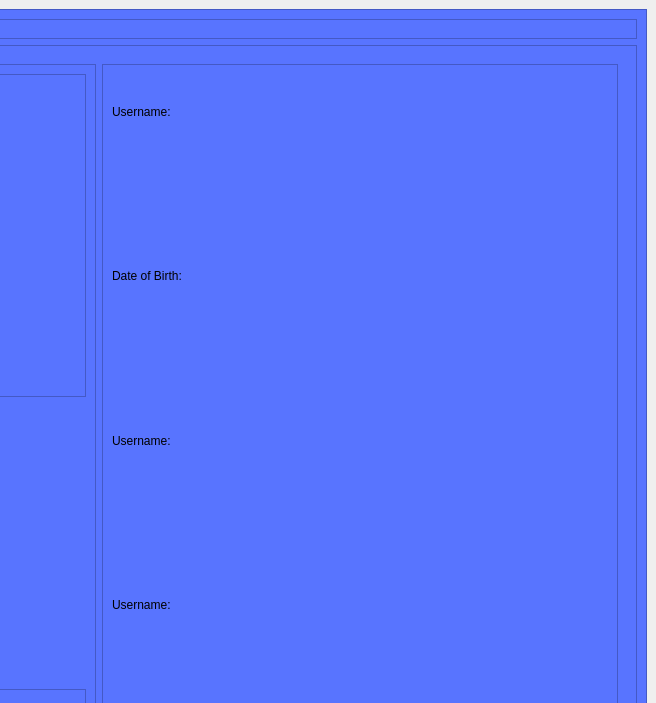
Before: the Qt Designer form ui/l_homepage.ui in neel-mistry/PoCoH-MiniProj, drawn with Qt 5; both pictures show x 459 to 1115 and y 0 to 703 of the 1115 by 849 pixel window.
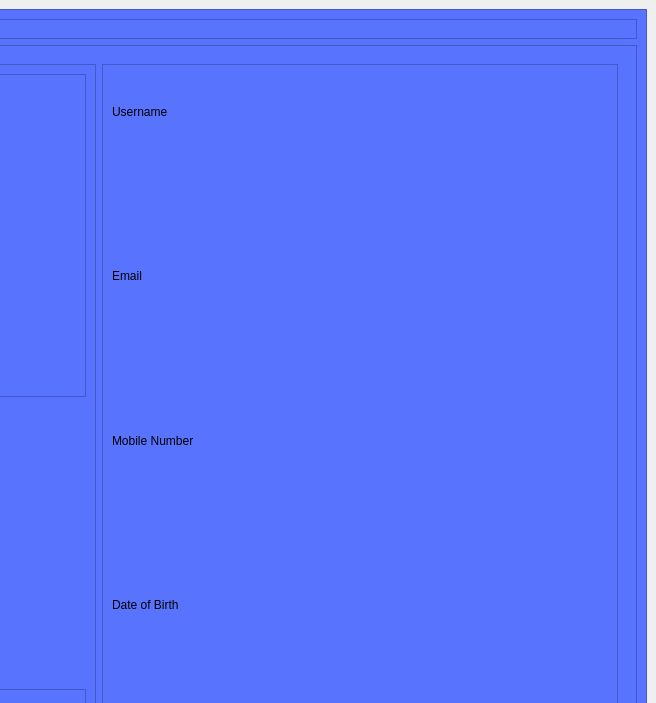
After: the same form once the commit is applied. The open tabs and pages were chosen to show the change. Icons and pictures are not drawn.

```diff
--- a/ui/l_homepage.ui
+++ b/ui/l_homepage.ui
@@ -352,7 +352,7 @@
                     <string notr="true">font: 600 12pt &quot;Poppins&quot;;</string>
                    </property>
                    <property name="text">
-                    <string>Username:</string>
+                    <string>Username</string>
                    </property>
                   </widget>
                  </item>
@@ -372,7 +372,7 @@
                     <string notr="true">font: 600 12pt &quot;Poppins&quot;;</string>
                    </property>
                    <property name="text">
-                    <string>Date of Birth:</string>
+                    <string>Email</string>
                    </property>
                   </widget>
                  </item>
@@ -392,7 +392,7 @@
                     <string notr="true">font: 600 12pt &quot;Poppins&quot;;</string>
                    </property>
                    <property name="text">
-                    <string>Username:</string>
+                    <string>Mobile Number</string>
                    </property>
                   </widget>
                  </item>
@@ -412,7 +412,7 @@
                     <string notr="true">font: 600 12pt &quot;Poppins&quot;;</string>
                    </property>
                    <property name="text">
-                    <string>Username:</string>
+                    <string>Date of Birth</string>
                    </property>
                   </widget>
                  </item>
```
Left out of the diff: 24 changed lines with no effect on the pictures.
